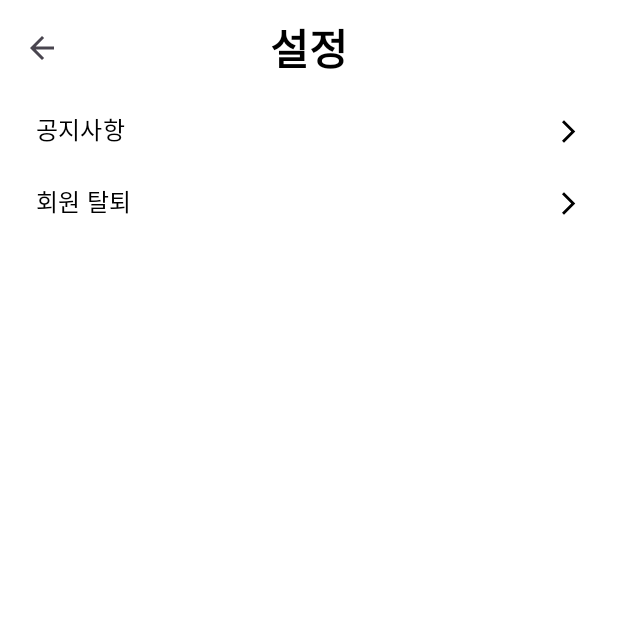
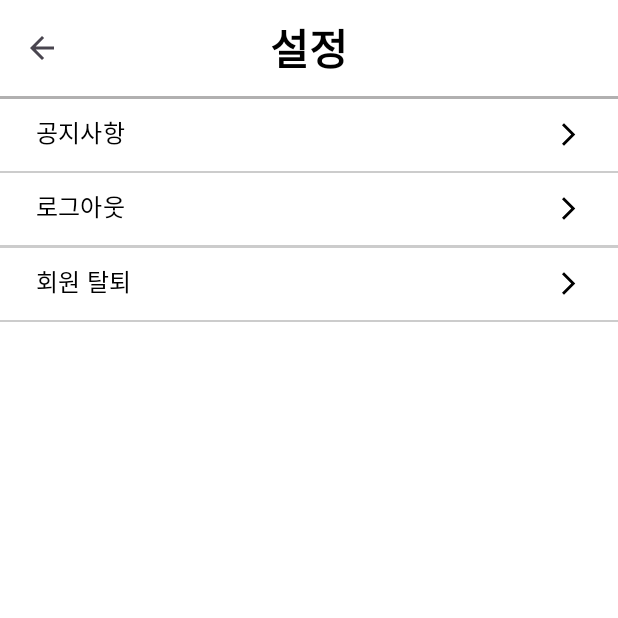
Before and after one commit to 2023-Capstone-Design-let-me-graduated/letMeGraduate, an Android app: the SettingActivity screen opened directly, with no data from a screen before it, on a phone screen of 412 x 824 dp, the top half of it. Run offline under Robolectric (Android 15) with nearby library versions, the phone set to English and light mode, and no system bars; our stand-ins replace data binding; 1 statement that could not run was skipped.

Commit message:
로그아웃 기능

```diff
--- a/app/src/main/java/com/graduation/letmegraduate/ApiService.kt
+++ b/app/src/main/java/com/graduation/letmegraduate/ApiService.kt
@@ -6,6 +6,7 @@ import retrofit2.http.Body
 import retrofit2.http.DELETE
 import retrofit2.http.Field
 import retrofit2.http.FormUrlEncoded
+import retrofit2.http.GET
 import retrofit2.http.POST
 
 interface ApiService {
@@ -23,6 +24,8 @@ interface ApiService {
         @Field("password") password: String,
         @Field("username") username: String
     ): Call<Void>
+    @GET("/logout")
+    fun userLogout(): Call<Void>
     @DELETE("/user")
     fun userDelete(): Call<Void>
 }
--- a/app/src/main/java/com/graduation/letmegraduate/SettingActivity.kt
+++ b/app/src/main/java/com/graduation/letmegraduate/SettingActivity.kt
@@ -26,6 +26,31 @@ class SettingActivity : AppCompatActivity() {
         val actionbar = supportActionBar
         actionbar!!.setDisplayShowTitleEnabled(false)
         actionbar.setDisplayHomeAsUpEnabled(true) // 액션바에 뒤로가기 버튼 추가
+
+        // 로그아웃 버튼 클릭 시
+        binding.logoutBtn.setOnClickListener {
+            service.userLogout().enqueue(object: Callback<Void> {
+                override fun onResponse(call: Call<Void>, response: Response<Void>) {
+                    if (response.isSuccessful) { // 서버와 응답에 성공한 경우
+                        // 로그인 화면으로 이동
+                        intent = Intent(this@SettingActivity, LoginActivity::class.java)
+                        startActivity(intent)
+                    }
+                    else {
+                        Log.e("err","상태코드: ${response.code()}")
+                        Toast.makeText(applicationContext,
+                            "오류가 발생했습니다.\n다시 시도해주세요.", Toast.LENGTH_SHORT).show()
+                    }
+                }
+
+                override fun onFailure(call: Call<Void>, t: Throwable) {
+                    // 서버와 응답에 실패한 경우
+                    Log.e("fail","${t.message}")
+                    Toast.makeText(applicationContext,
+                        "오류가 발생했습니다.2\n다시 시도해주세요.", Toast.LENGTH_SHORT).show()
+                }
+            })
+        }
 
         // 탈퇴 버튼 클릭 시
         binding.withdrawalBtn.setOnClickListener {
--- a/app/src/main/res/layout/activity_setting.xml
+++ b/app/src/main/res/layout/activity_setting.xml
@@ -1,6 +1,6 @@
 <?xml version="1.0" encoding="utf-8"?>
 
-<layout
+<layout xmlns:tools="http://schemas.android.com/tools"
     xmlns:android="http://schemas.android.com/apk/res/android"
     xmlns:app="http://schemas.android.com/apk/res-auto">
 
@@ -35,6 +35,11 @@
             android:background="@color/white"
             android:orientation="vertical">
 
+            <View
+                android:layout_width="match_parent"
+                android:layout_height="2dp"
+                android:background="#B1B0B0" />
+
             <Button
                 android:id="@+id/noticeBtn"
                 android:layout_width="match_parent"
@@ -46,7 +51,31 @@
                 android:textSize="16sp"
                 app:icon="@drawable/ic_arrow_forward"
                 app:iconGravity="end"
-                app:iconTint="@color/black" />
+                app:iconTint="@color/black"
+                tools:ignore="HardcodedText,RtlHardcoded" />
+
+            <View
+                android:layout_width="match_parent"
+                android:layout_height="1dp"
+                android:background="#CCCCCC" />
+
+            <Button
+                android:id="@+id/logoutBtn"
+                android:layout_width="match_parent"
+                android:layout_height="wrap_content"
+                android:backgroundTint="@color/white"
+                android:gravity="left"
+                android:text="로그아웃"
+                android:textColor="@color/black"
+                android:textSize="16sp"
+                app:icon="@drawable/ic_arrow_forward"
+                app:iconGravity="end"
+                app:iconTint="@color/black"
+                tools:ignore="HardcodedText,RtlHardcoded" />
+            <View
+                android:layout_width="match_parent"
+                android:layout_height="2dp"
+                android:background="#CCCCCC" />
 
             <Button
                 android:id="@+id/withdrawalBtn"
@@ -59,7 +88,13 @@
                 android:textSize="16sp"
                 app:icon="@drawable/ic_arrow_forward"
                 app:iconGravity="end"
-                app:iconTint="@color/black" />
+                app:iconTint="@color/black"
+                tools:ignore="HardcodedText,RtlHardcoded" />
+
+            <View
+                android:layout_width="match_parent"
+                android:layout_height="1dp"
+                android:background="#CCCCCC" />
 
         </LinearLayout>
 
```
